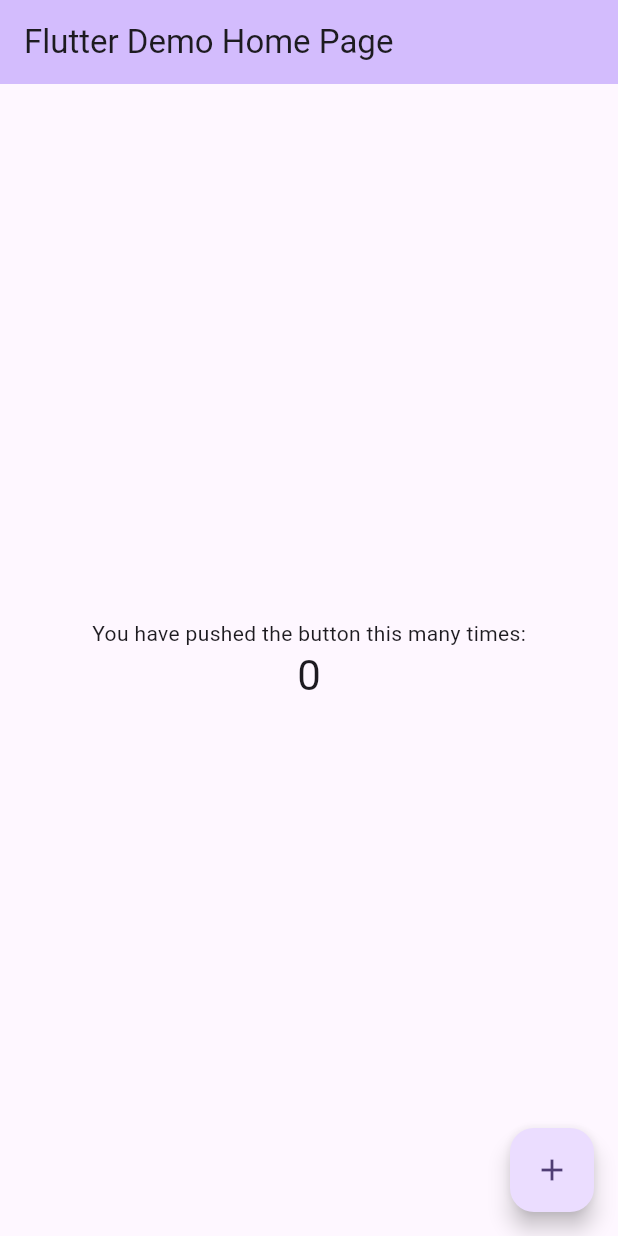
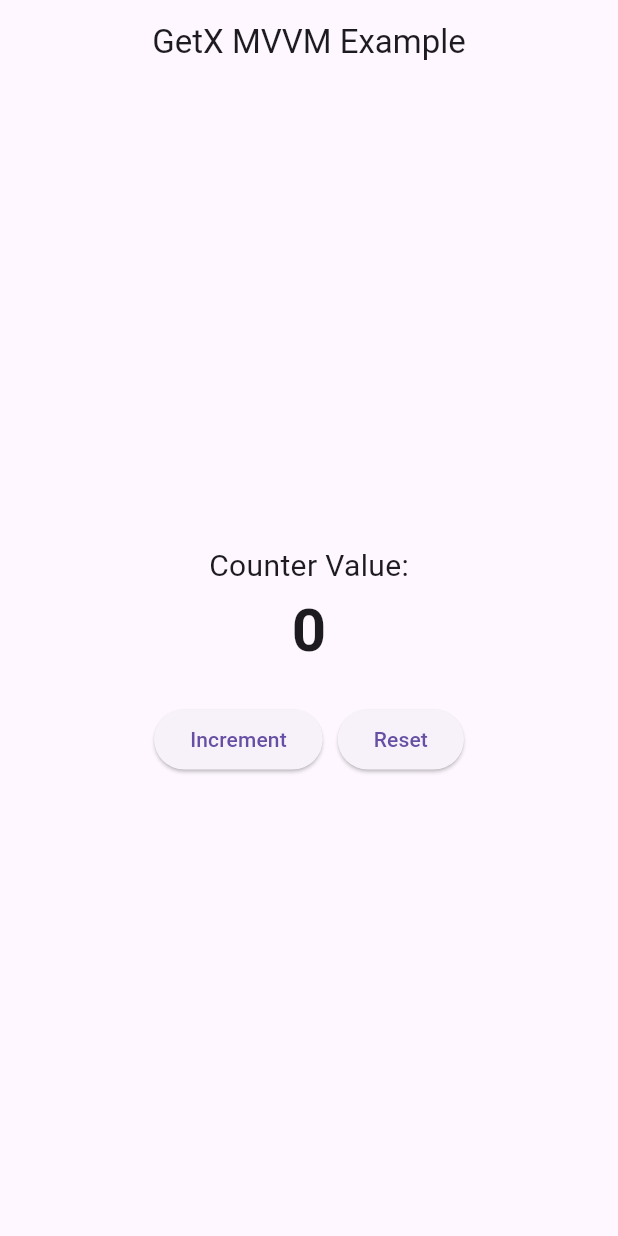
Before and after one commit to JakariaKhan-CSE/getx_mvvm, a Flutter app: the screen it shows after launch, on a phone screen of 412 x 824 dp. Run offline on Flutter 3.47's test engine with Material 3 defaults, Android fonts, the phone set to English and light mode, and no system bars; our stand-ins replace get.

Commit message:
app finished.

```diff
--- a/lib/main.dart
+++ b/lib/main.dart
@@ -1,4 +1,6 @@
 import 'package:flutter/material.dart';
+import 'package:get/get.dart';
+import 'package:getx_mvvm/views/counter_view.dart';
 
 void main() {
   runApp(const MyApp());
@@ -7,119 +9,12 @@ void main() {
 class MyApp extends StatelessWidget {
   const MyApp({super.key});
 
-  // This widget is the root of your application.
   @override
   Widget build(BuildContext context) {
-    return MaterialApp(
-      title: 'Flutter Demo',
-      theme: ThemeData(
-        // This is the theme of your application.
-        //
-        // TRY THIS: Try running your application with "flutter run". You'll see
-        // the application has a purple toolbar. Then, without quitting the app,
-        // try changing the seedColor in the colorScheme below to Colors.green
-        // and then invoke "hot reload" (save your changes or press the "hot
-        // reload" button in a Flutter-supported IDE, or press "r" if you used
-        // the command line to start the app).
-        //
-        // Notice that the counter didn't reset back to zero; the application
-        // state is not lost during the reload. To reset the state, use hot
-        // restart instead.
-        //
-        // This works for code too, not just values: Most code changes can be
-        // tested with just a hot reload.
-        colorScheme: ColorScheme.fromSeed(seedColor: Colors.deepPurple),
-        useMaterial3: true,
-      ),
-      home: const MyHomePage(title: 'Flutter Demo Home Page'),
+    return GetMaterialApp(
+      debugShowCheckedModeBanner: false,
+      title: 'GetX MVVM Example',
+      home: CounterView(),
     );
   }
 }
-
-class MyHomePage extends StatefulWidget {
-  const MyHomePage({super.key, required this.title});
-
-  // This widget is the home page of your application. It is stateful, meaning
-  // that it has a State object (defined below) that contains fields that affect
-  // how it looks.
-
-  // This class is the configuration for the state. It holds the values (in this
-  // case the title) provided by the parent (in this case the App widget) and
-  // used by the build method of the State. Fields in a Widget subclass are
-  // always marked "final".
-
-  final String title;
-
-  @override
-  State<MyHomePage> createState() => _MyHomePageState();
-}
-
-class _MyHomePageState extends State<MyHomePage> {
-  int _counter = 0;
-
-  void _incrementCounter() {
-    setState(() {
-      // This call to setState tells the Flutter framework that something has
-      // changed in this State, which causes it to rerun the build method below
-      // so that the display can reflect the updated values. If we changed
-      // _counter without calling setState(), then the build method would not be
-      // called again, and so nothing would appear to happen.
-      _counter++;
-    });
-  }
-
-  @override
-  Widget build(BuildContext context) {
-    // This method is rerun every time setState is called, for instance as done
-    // by the _incrementCounter method above.
-    //
-    // The Flutter framework has been optimized to make rerunning build methods
-    // fast, so that you can just rebuild anything that needs updating rather
-    // than having to individually change instances of widgets.
-    return Scaffold(
-      appBar: AppBar(
-        // TRY THIS: Try changing the color here to a specific color (to
-        // Colors.amber, perhaps?) and trigger a hot reload to see the AppBar
-        // change color while the other colors stay the same.
-        backgroundColor: Theme.of(context).colorScheme.inversePrimary,
-        // Here we take the value from the MyHomePage object that was created by
-        // the App.build method, and use it to set our appbar title.
-        title: Text(widget.title),
-      ),
-      body: Center(
-        // Center is a layout widget. It takes a single child and positions it
-        // in the middle of the parent.
-        child: Column(
-          // Column is also a layout widget. It takes a list of children and
-          // arranges them vertically. By default, it sizes itself to fit its
-          // children horizontally, and tries to be as tall as its parent.
-          //
-          // Column has various properties to control how it sizes itself and
-          // how it positions its children. Here we use mainAxisAlignment to
-          // center the children vertically; the main axis here is the vertical
-          // axis because Columns are vertical (the cross axis would be
-          // horizontal).
-          //
-          // TRY THIS: Invoke "debug painting" (choose the "Toggle Debug Paint"
-          // action in the IDE, or press "p" in the console), to see the
-          // wireframe for each widget.
-          mainAxisAlignment: MainAxisAlignment.center,
-          children: <Widget>[
-            const Text(
-              'You have pushed the button this many times:',
-            ),
-            Text(
-              '$_counter',
-              style: Theme.of(context).textTheme.headlineMedium,
-            ),
-          ],
-        ),
-      ),
-      floatingActionButton: FloatingActionButton(
-        onPressed: _incrementCounter,
-        tooltip: 'Increment',
-        child: const Icon(Icons.add),
-      ), // This trailing comma makes auto-formatting nicer for build methods.
-    );
-  }
-}
--- /dev/null
+++ b/lib/models/counter_model.dart
@@ -0,0 +1,5 @@
+class CounterModel {
+  int count;
+
+  CounterModel({this.count = 0});
+}
--- /dev/null
+++ b/lib/viewmodels/counter_viewmodel.dart
@@ -0,0 +1,22 @@
+import 'package:get/get.dart';
+import 'package:getx_mvvm/models/counter_model.dart';
+
+class CounterViewModel extends GetxController {
+  final CounterModel _counterModel = CounterModel();
+
+  // Getter to access the count
+  int get count => _counterModel.count;
+
+  // Increment the counter
+  void increment() {
+    _counterModel.count++;
+    update(); // Notifies listeners
+    // if avoid not show updated data on UI
+  }
+
+  // Reset the counter
+  void reset() {
+    _counterModel.count = 0;
+    update(); // Notifies listeners
+  }
+}
--- /dev/null
+++ b/lib/views/counter_view.dart
@@ -0,0 +1,55 @@
+import 'package:flutter/material.dart';
+import 'package:get/get.dart';
+import 'package:getx_mvvm/viewmodels/counter_viewmodel.dart';
+
+class CounterView extends StatelessWidget {
+  // access data from another screen easily
+  final CounterViewModel counterViewModel = Get.put(CounterViewModel());
+
+  CounterView({super.key});
+
+  @override
+  Widget build(BuildContext context) {
+    return Scaffold(
+        appBar: AppBar(
+          title: const Text('GetX MVVM Example'),
+          centerTitle: true,
+        ),
+        body: Center(
+          child: GetBuilder<CounterViewModel>(
+            // be careful <CounterViewModel>    GetBuilder<CounterViewModel>
+            builder: (controller) => Column(
+              mainAxisAlignment: MainAxisAlignment.center,
+              children: [
+                const Text(
+                  'Counter Value:',
+                  style: TextStyle(fontSize: 20),
+                ),
+                Text(
+                  '${controller.count}',
+                  style: const TextStyle(
+                      fontSize: 40, fontWeight: FontWeight.bold),
+                ),
+                const SizedBox(height: 20),
+                Row(
+                  mainAxisAlignment: MainAxisAlignment.center,
+                  children: [
+                    ElevatedButton(
+                        onPressed: () {
+                          controller.increment();
+                        },
+                        child: const Text('Increment')),
+                    const SizedBox(width: 10),
+                    ElevatedButton(
+                        onPressed: () {
+                          controller.reset();
+                        },
+                        child: const Text('Reset'))
+                  ],
+                )
+              ],
+            ),
+          ),
+        ));
+  }
+}
--- a/pubspec.yaml
+++ b/pubspec.yaml
@@ -34,6 +34,7 @@ dependencies:
   # The following adds the Cupertino Icons font to your application.
   # Use with the CupertinoIcons class for iOS style icons.
   cupertino_icons: ^1.0.8
+  get: ^4.6.6
 
 dev_dependencies:
   flutter_test:
```
Also changed, not shown: pubspec.lock, 1 other file.
